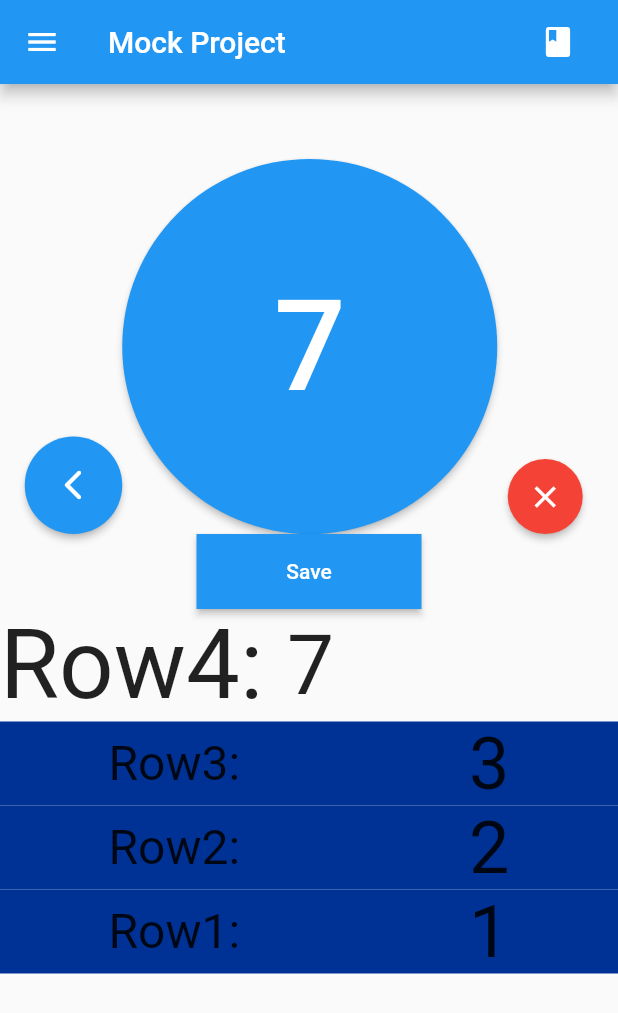
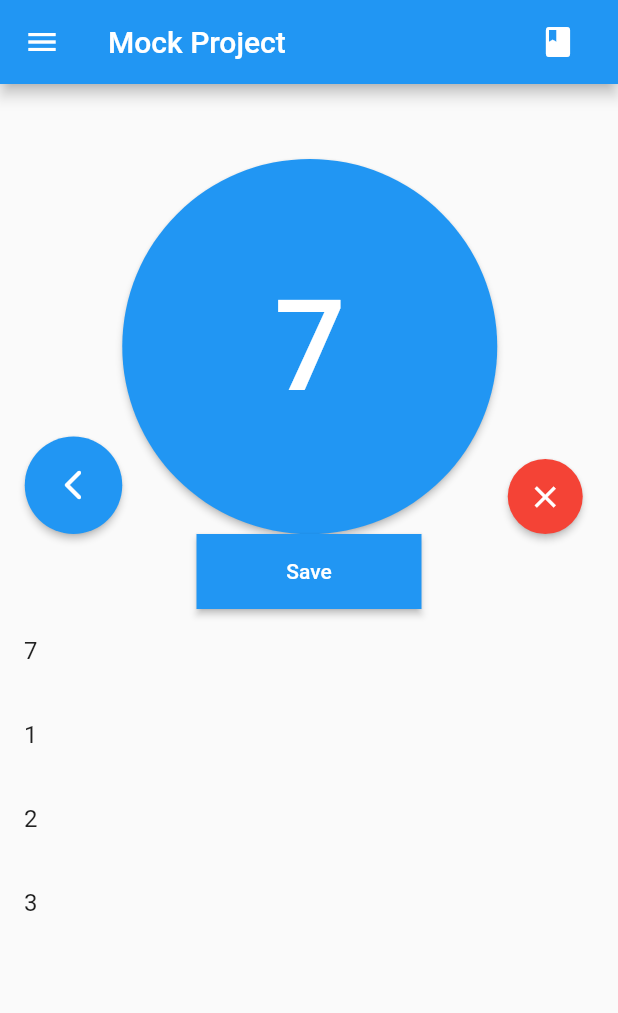
Before and after one commit to AlmondBranchh/CrochetCounter, a Flutter app: the screen it shows after launch, after a tap on "Save", on a phone screen of 412 x 824 dp. Shown: the top 1013 px of the screen. Run offline on Flutter 3.47's test engine with Material 2 defaults, Android fonts, the phone set to English and light mode, and no system bars; our stand-ins replace sqflite; accounts and stored records are empty.

Commit message:
Changed saves list to use listview builder

```diff
--- a/lib/data.dart
+++ b/lib/data.dart
@@ -1,7 +1,7 @@
+
 
 int counter = 0;
 List<String> savesList = <String>[];
-int savesListIndex = 0;
 
 void AddToCounter(){
   counter ++;
@@ -24,8 +24,7 @@ String GetCounterValueString(){
 }
 
 void AddCounterValueToSavesList(){
-  savesList.insert(savesListIndex, counter.toString());
-  savesListIndex ++;
+  savesList.insert(0, counter.toString());
 }
 
 String SavesListValueString(int index){
@@ -36,10 +35,6 @@ String SavesListValueString(int index){
     }
   }
 
-int SavesListIndex(){
-  return savesListIndex;
-}
-
 List<String> GetSaveList(){
   return savesList;
 }
@@ -47,7 +42,6 @@ List<String> GetSaveList(){
 void SetSaveList(String string){
   savesList = <String>[];
   savesList.addAll(StringToList(string));
-  savesListIndex = StringToList(string).length;
 }
 
 String ListToString(List<String> list){
@@ -57,3 +51,9 @@ String ListToString(List<String> list){
 List<String> StringToList(String list){
   return list.split(",");
 }
+
+int GetItemCount(){
+  if(savesList.length < 5){return savesList.length;}
+  else{return 5;}
+
+}
--- a/lib/project.dart
+++ b/lib/project.dart
@@ -66,7 +66,7 @@ void CreateNewProject(String name) async {
   Project newProject = Project(
     name: name,
     counterValue: 0,
-    savesList: "0"
+    savesList: ""
   );
 
       WidgetsFlutterBinding.ensureInitialized();
--- a/lib/screens/home_screen.dart
+++ b/lib/screens/home_screen.dart
@@ -4,7 +4,6 @@ import 'package:flutter/material.dart';
 import 'package:crochet_counter/widgets/counter.dart';
 import 'package:crochet_counter/project.dart';
 import 'package:crochet_counter/screens/project_selector.dart';
-import 'package:crochet_counter/file_manager.dart';
 
 
 class HomeScreen extends StatefulWidget {
@@ -61,6 +60,7 @@ class _HomeScreenState extends State<HomeScreen> {
 
       ),
       body: SingleChildScrollView(
+        physics: NeverScrollableScrollPhysics(),
         child: Column(
         mainAxisAlignment: MainAxisAlignment.start,
         mainAxisSize: MainAxisSize.max,
--- a/lib/widgets/saves_list.dart
+++ b/lib/widgets/saves_list.dart
@@ -27,47 +27,32 @@ class _SavesListState extends State<SavesList> {
               },
             child: Text("Save")
         ),
-        FirstSaveListRow(0),
-        SavesListRow(1),
-        SavesListRow(2),
-        SavesListRow(3),
-        SavesListRow(4),
+        savesListSection(context),
+
       ],
     );
   }
 }
 
-Widget SavesListRow(int index){
-  if(SavesListIndex() - index < 1) {
-    return Container(
-      child: Text(" "),
-    );
-  } else {
-  return Container(
-    color: Color.fromRGBO(0, 50, 150, 25+index*25),
-    child: Row(
-      mainAxisAlignment: MainAxisAlignment.spaceAround,
-      mainAxisSize: MainAxisSize.max,
-      children: [
-        Text(
-            "Row""${SavesListIndex() - index}"": ",
-          style: TextStyle(
-            fontSize: 32,
-          ),
-        ),
-        Text(
-            SavesListValueString(SavesListIndex()-index-1),
-          style: TextStyle(
-            fontSize: 48,
-          ),
-        ),
-      ],
-    ),
+Widget savesListSection(BuildContext context){
+
+  return ListView.builder(
+    scrollDirection: Axis.vertical,
+    shrinkWrap: true,
+    itemCount: GetItemCount(),
+    itemBuilder: (context, index){
+      return saveListTile(index);
+    }
   );
 }
+
+Widget saveListTile(int index){
+  return ListTile(
+    title: Text(SavesListValueString(index)),
+  );
 }
 
-Widget FirstSaveListRow(int index){
+/*Widget FirstSaveListRow(int index){
   if(SavesListIndex() - index < 1) {
     return Container(
       child: Text(" "),
@@ -96,3 +81,5 @@ Widget FirstSaveListRow(int index){
     );
   }
 }
+
+ */
```
